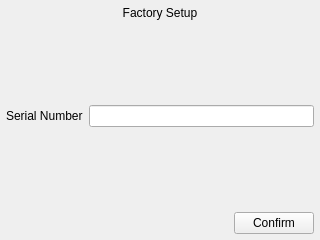
This is ui/FactoryWidget.ui in kipr/botui as Qt 5 draws it before an edit. The edited form follows.
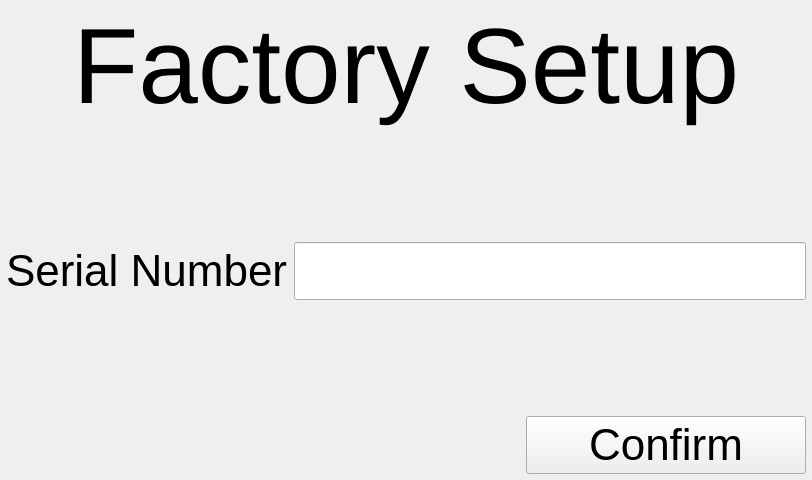
This is the edited form. Icons and pictures are not drawn. Custom widgets are drawn as their Qt base class.

Patch:
```diff
--- a/ui/FactoryWidget.ui
+++ b/ui/FactoryWidget.ui
@@ -6,8 +6,8 @@
    <rect>
     <x>0</x>
     <y>0</y>
-    <width>320</width>
-    <height>240</height>
+    <width>800</width>
+    <height>480</height>
    </rect>
   </property>
   <property name="windowTitle">
@@ -19,6 +19,27 @@
    </property>
    <item>
     <widget class="QLabel" name="label_2">
+     <property name="sizePolicy">
+      <sizepolicy hsizetype="Preferred" vsizetype="Minimum">
+       <horstretch>0</horstretch>
+       <verstretch>0</verstretch>
+      </sizepolicy>
+     </property>
+     <property name="minimumSize">
+      <size>
+       <width>800</width>
+       <height>120</height>
+      </size>
+     </property>
+     <property name="font">
+      <font>
+       <family>Arial</family>
+       <pointsize>80</pointsize>
+       <weight>50</weight>
+       <italic>false</italic>
+       <bold>false</bold>
+      </font>
+     </property>
      <property name="styleSheet">
       <string notr="true">font: 40pt &quot;Arial&quot;;</string>
      </property>
@@ -52,10 +73,15 @@
       <set>Qt::AlignCenter</set>
      </property>
      <property name="horizontalSpacing">
-      <number>-1</number>
+      <number>6</number>
      </property>
      <item row="0" column="0">
       <widget class="QLabel" name="label">
+       <property name="font">
+        <font>
+         <pointsize>33</pointsize>
+        </font>
+       </property>
        <property name="text">
         <string>Serial Number</string>
        </property>
@@ -75,6 +101,11 @@
          <height>0</height>
         </size>
        </property>
+       <property name="font">
+        <font>
+         <pointsize>33</pointsize>
+        </font>
+       </property>
        <property name="alignment">
         <set>Qt::AlignRight|Qt::AlignTrailing|Qt::AlignVCenter</set>
        </property>
@@ -112,6 +143,17 @@
      </item>
      <item>
       <widget class="QPushButton" name="confirm">
+       <property name="minimumSize">
+        <size>
+         <width>280</width>
+         <height>0</height>
+        </size>
+       </property>
+       <property name="font">
+        <font>
+         <pointsize>33</pointsize>
+        </font>
+       </property>
        <property name="text">
         <string>Confirm</string>
        </property>
```
Left out of the diff: 2 changed lines with no effect on the pictures.
